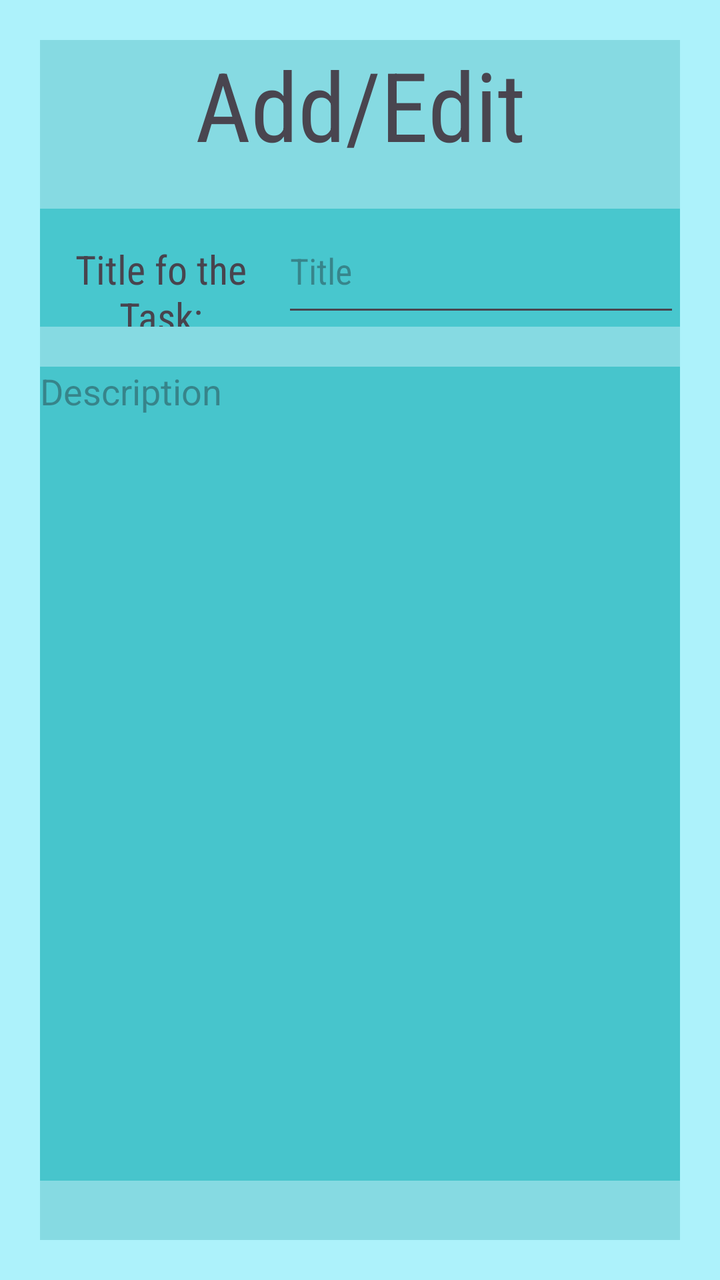
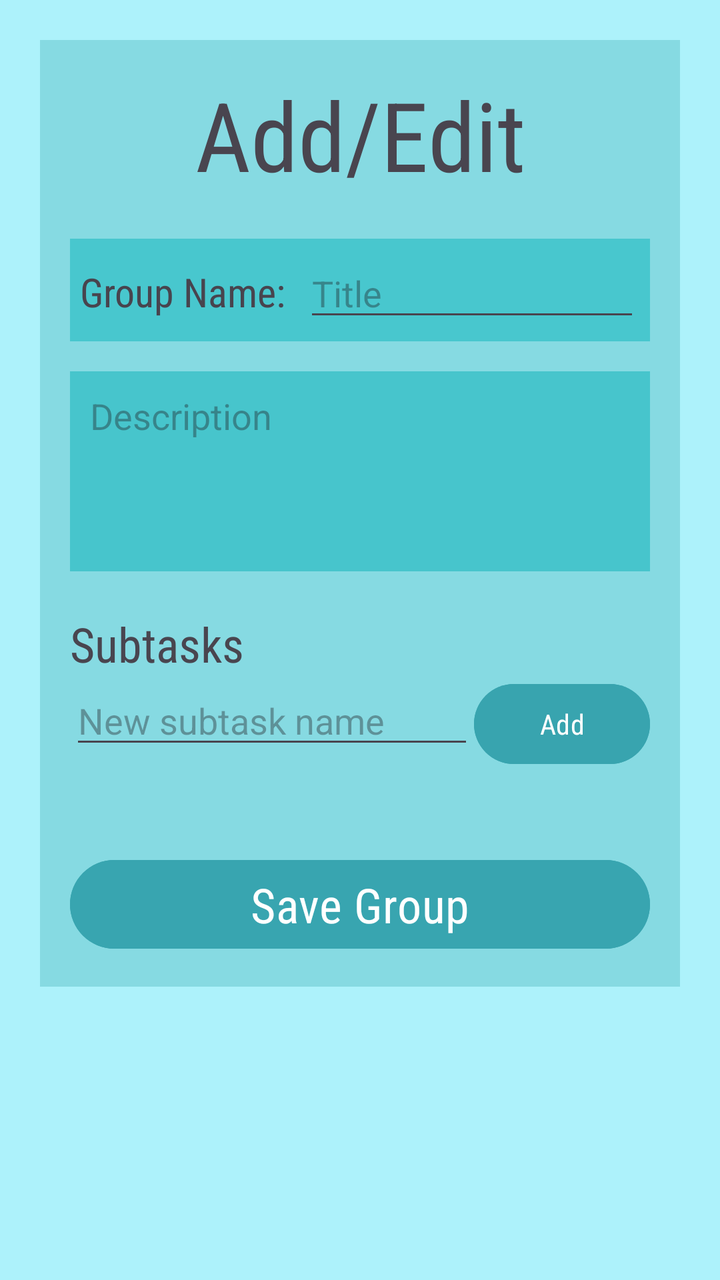

An Android layout rendered at two revisions. The XML below is the earlier revision; the diff shows what the commit changed to produce the second picture.
<!-- AndroidManifest.xml: application theme Theme.TaskManagerVFSJDS -->
<!-- res/layout/activity_add_edit.xml -->
<?xml version="1.0" encoding="utf-8"?>
<androidx.constraintlayout.widget.ConstraintLayout xmlns:android="http://schemas.android.com/apk/res/android"
    xmlns:app="http://schemas.android.com/apk/res-auto"
    xmlns:tools="http://schemas.android.com/tools"
    android:id="@+id/main"
    android:layout_width="match_parent"
    android:layout_height="match_parent"
    android:background="#ADF2FB"
    tools:context=".AddEditActivity">

    <LinearLayout
        android:id="@+id/AddEditRail_id"
        android:layout_width="0dp"
        android:layout_height="0dp"
        android:layout_marginStart="20dp"
        android:layout_marginTop="20dp"
        android:layout_marginEnd="20dp"
        android:layout_marginBottom="20dp"
        android:background="#86DAE2"
        android:orientation="vertical"
        app:layout_constraintBottom_toBottomOf="parent"
        app:layout_constraintEnd_toEndOf="parent"
        app:layout_constraintStart_toStartOf="parent"
        app:layout_constraintTop_toTopOf="parent">

        <TextView
            android:id="@+id/TitleFunction_id"
            android:layout_width="match_parent"
            android:layout_height="wrap_content"
            android:fontFamily="sans-serif-condensed"
            android:text="Add/Edit"
            android:textAlignment="center"
            android:textSize="48sp" />

        <Space
            android:layout_width="match_parent"
            android:layout_height="20dp" />

        <LinearLayout
            android:id="@+id/TitleLayout_Id"
            android:layout_width="match_parent"
            android:layout_height="wrap_content"
            android:background="#48C7CE"
            android:orientation="horizontal">

            <TextView
                android:id="@+id/noTitle_id"
                android:layout_width="wrap_content"
                android:layout_height="wrap_content"
                android:layout_weight="1"
                android:fontFamily="sans-serif-condensed"
                android:text="Title fo the Task:"
                android:textAlignment="center"
                android:textColor="#48444E"
                android:textSize="20sp" />

            <EditText
                android:id="@+id/editTaskTitle_id"
                android:layout_width="wrap_content"
                android:layout_height="59dp"
                android:layout_weight="1"
                android:ems="10"
                android:fontFamily="sans-serif-condensed"
                android:hint="Title"
                android:inputType="text" />
        </LinearLayout>

        <Space
            android:layout_width="match_parent"
            android:layout_height="20dp" />

        <EditText
            android:id="@+id/EditTextDescription_id"
            android:layout_width="match_parent"
            android:layout_height="407dp"
            android:autoText="true"
            android:background="#47C5CC"
            android:backgroundTint="#47C5CC"
            android:ems="10"
            android:forceHasOverlappingRendering="false"
            android:gravity="top"
            android:hint="Description"
            android:inputType="textMultiLine"
            android:maxLines="10"
            android:scrollbars="vertical" />

        <Space
            android:layout_width="match_parent"
            android:layout_height="20dp" />

        <Button
            android:id="@+id/saveTask_id"
            android:layout_width="match_parent"
            android:layout_height="wrap_content"
            android:layout_margin="15dp"
            android:backgroundTint="#38A5B0"
            android:padding="10dp"
            android:text="Save"
            android:textColorLink="#10848E"
            android:textSize="28sp" />

    </LinearLayout>
</androidx.constraintlayout.widget.ConstraintLayout>
<!-- resources referenced by this layout -->
<resources>
  <style name="Theme.TaskManagerVFSJDS" parent="Base.Theme.TaskManagerVFSJDS" />
  <style name="Base.Theme.TaskManagerVFSJDS" parent="Theme.Material3.DayNight.NoActionBar">
          
          
      </style>
</resources>

<!-- the commit's change to res/layout/activity_add_edit.xml (unified diff, before → after) -->
@@ -8,96 +8,125 @@
     android:background="#ADF2FB"
     tools:context=".AddEditActivity">
 
-    <LinearLayout
-        android:id="@+id/AddEditRail_id"
-        android:layout_width="0dp"
-        android:layout_height="0dp"
-        android:layout_marginStart="20dp"
-        android:layout_marginTop="20dp"
-        android:layout_marginEnd="20dp"
-        android:layout_marginBottom="20dp"
-        android:background="#86DAE2"
-        android:orientation="vertical"
-        app:layout_constraintBottom_toBottomOf="parent"
-        app:layout_constraintEnd_toEndOf="parent"
-        app:layout_constraintStart_toStartOf="parent"
-        app:layout_constraintTop_toTopOf="parent">
+    <ScrollView
+        android:layout_width="match_parent"
+        android:layout_height="match_parent">
 
-        <TextView
-            android:id="@+id/TitleFunction_id"
+        <LinearLayout
+            android:id="@+id/AddEditRail_id"
             android:layout_width="match_parent"
             android:layout_height="wrap_content"
-            android:fontFamily="sans-serif-condensed"
-            android:text="Add/Edit"
-            android:textAlignment="center"
-            android:textSize="48sp" />
-
-        <Space
-            android:layout_width="match_parent"
-            android:layout_height="20dp" />
-
-        <LinearLayout
-            android:id="@+id/TitleLayout_Id"
-            android:layout_width="match_parent"
-            android:layout_height="wrap_content"
-            android:background="#48C7CE"
-            android:orientation="horizontal">
+            android:layout_margin="20dp"
+            android:background="#86DAE2"
+            android:orientation="vertical"
+            android:padding="15dp">
 
             <TextView
-                android:id="@+id/noTitle_id"
-                android:layout_width="wrap_content"
+                android:id="@+id/TitleFunction_id"
+                android:layout_width="match_parent"
                 android:layout_height="wrap_content"
-                android:layout_weight="1"
                 android:fontFamily="sans-serif-condensed"
-                android:text="Title fo the Task:"
+                android:text="Add/Edit"
                 android:textAlignment="center"
-                android:textColor="#48444E"
-                android:textSize="20sp" />
+                android:textSize="48sp" />
+
+            <Space
+                android:layout_width="match_parent"
+                android:layout_height="20dp" />
+
+            <LinearLayout
+                android:id="@+id/TitleLayout_Id"
+                android:layout_width="match_parent"
+                android:layout_height="wrap_content"
+                android:background="#48C7CE"
+                android:orientation="horizontal"
+                android:padding="5dp">
+
+                <TextView
+                    android:id="@+id/noTitle_id"
+                    android:layout_width="0dp"
+                    android:layout_height="wrap_content"
+                    android:layout_weight="1"
+                    android:fontFamily="sans-serif-condensed"
+                    android:text="Group Name:"
+                    android:textColor="#48444E"
+                    android:textSize="20sp" />
+
+                <EditText
+                    android:id="@+id/editTaskTitle_id"
+                    android:layout_width="0dp"
+                    android:layout_height="wrap_content"
+                    android:layout_weight="1.5"
+                    android:hint="Title"
+                    android:inputType="text" />
+            </LinearLayout>
+
+            <Space
+                android:layout_width="match_parent"
+                android:layout_height="15dp" />
 
             <EditText
-                android:id="@+id/editTaskTitle_id"
-                android:layout_width="wrap_content"
-                android:layout_height="59dp"
-                android:layout_weight="1"
-                android:ems="10"
+                android:id="@+id/EditTextDescription_id"
+                android:layout_width="match_parent"
+                android:layout_height="100dp"
+                android:background="#47C5CC"
+                android:gravity="top"
+                android:hint="Description"
+                android:inputType="textMultiLine"
+                android:padding="10dp" />
+
+            <Space
+                android:layout_width="match_parent"
+                android:layout_height="20dp" />
+
+            <TextView
+                android:layout_width="match_parent"
+                android:layout_height="wrap_content"
+                android:text="Subtasks"
+                android:textSize="24sp"
+                android:fontFamily="sans-serif-condensed" />
+
+            <LinearLayout
+                android:layout_width="match_parent"
+                android:layout_height="wrap_content"
+                android:orientation="horizontal">
+
+                <EditText
+                    android:id="@+id/editSubTask_id"
+                    android:layout_width="0dp"
+                    android:layout_height="wrap_content"
+                    android:layout_weight="1"
+                    android:hint="New subtask name" />
+
+                <Button
+                    android:id="@+id/btnAddSubTask_id"
+                    android:layout_width="wrap_content"
+                    android:layout_height="wrap_content"
+                    android:backgroundTint="#38A4AF"
+                    android:fontFamily="sans-serif-condensed"
+                    android:text="Add" />
+            </LinearLayout>
+
+            <LinearLayout
+                android:id="@+id/subTaskListContainer_id"
+                android:layout_width="match_parent"
+                android:layout_height="wrap_content"
+                android:orientation="vertical"
+                android:padding="10dp" />
+
+            <Space
+                android:layout_width="match_parent"
+                android:layout_height="20dp" />
+
+            <Button
+                android:id="@+id/saveTask_id"
+                android:layout_width="match_parent"
+                android:layout_height="wrap_content"
+                android:backgroundTint="#38A5B0"
                 android:fontFamily="sans-serif-condensed"
-                android:hint="Title"
-                android:inputType="text" />
+                android:text="Save Group"
+                android:textSize="24sp" />
+
         </LinearLayout>
-
-        <Space
-            android:layout_width="match_parent"
-            android:layout_height="20dp" />
-
-        <EditText
-            android:id="@+id/EditTextDescription_id"
-            android:layout_width="match_parent"
-            android:layout_height="407dp"
-            android:autoText="true"
-            android:background="#47C5CC"
-            android:backgroundTint="#47C5CC"
-            android:ems="10"
-            android:forceHasOverlappingRendering="false"
-            android:gravity="top"
-            android:hint="Description"
-            android:inputType="textMultiLine"
-            android:maxLines="10"
-            android:scrollbars="vertical" />
-
-        <Space
-            android:layout_width="match_parent"
-            android:layout_height="20dp" />
-
-        <Button
-            android:id="@+id/saveTask_id"
-            android:layout_width="match_parent"
-            android:layout_height="wrap_content"
-            android:layout_margin="15dp"
-            android:backgroundTint="#38A5B0"
-            android:padding="10dp"
-            android:text="Save"
-            android:textColorLink="#10848E"
-            android:textSize="28sp" />
-
-    </LinearLayout>
+    </ScrollView>
 </androidx.constraintlayout.widget.ConstraintLayout>
